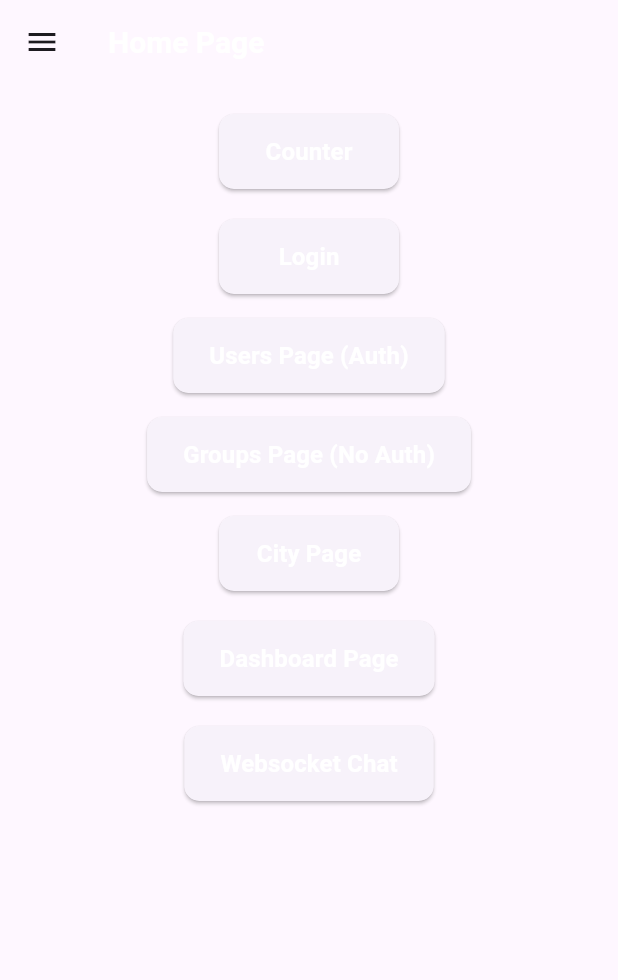
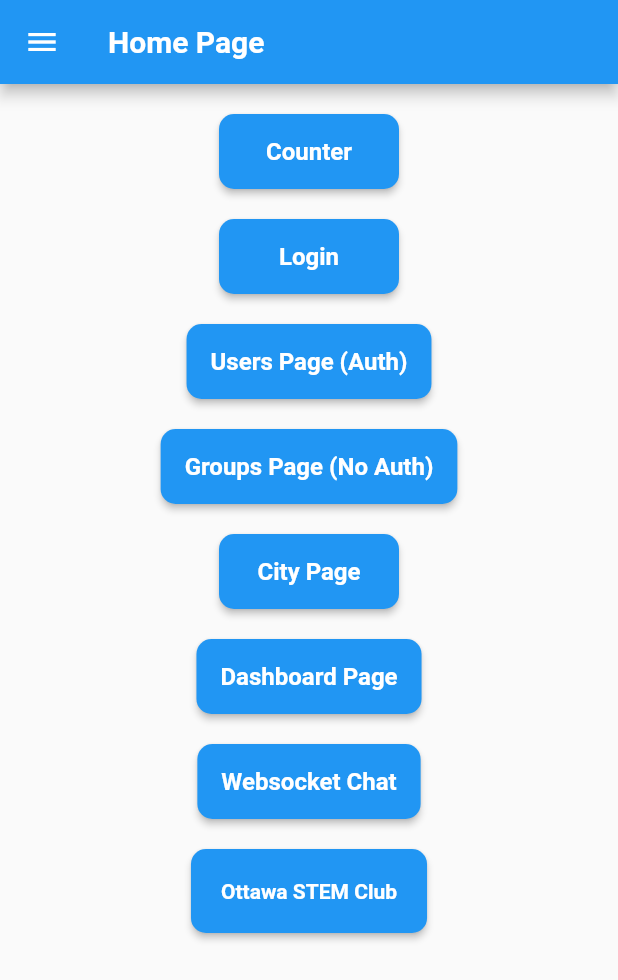
Before and after one commit to OttawaSTEM/flutter_admin, a Flutter app: the screen it shows after launch, on a phone screen of 412 x 824 dp. Shown: the top 980 px of the screen. Run offline on Flutter 3.47's test engine with Material 3 defaults, Android fonts, the phone set to English and light mode, and no system bars; our stand-ins replace flutter_dotenv, flutter_svg, get, get_storage, google_fonts, google_sign_in and 1 more.

Commit message:
add custom button

```diff
--- a/lib/lang/languages.dart
+++ b/lib/lang/languages.dart
@@ -1,5 +1,5 @@
 import 'package:flutter/material.dart';
-import 'package:flutter_boilerplate/lang/zh_cn.dart';
+import 'package:flutter_admin/lang/zh_cn.dart';
 import 'package:get/get.dart';
 
 import 'en_us.dart';
--- a/lib/main.dart
+++ b/lib/main.dart
@@ -1,8 +1,8 @@
-import 'dart:io';
+// import 'dart:io';
 
-import 'package:flutter/foundation.dart';
+// import 'package:flutter/foundation.dart';
 import 'package:flutter/material.dart';
-import 'package:flutter/services.dart';
+// import 'package:flutter/services.dart';
 import 'package:flutter_dotenv/flutter_dotenv.dart';
 import 'package:get/get.dart';
 import 'package:get_storage/get_storage.dart';
@@ -12,9 +12,9 @@ import 'routes/app_routes.dart';
 
 Future main() async {
   // Let's Encrypt Certificate Handshake Expired Error
-  WidgetsFlutterBinding.ensureInitialized();
-  ByteData data = await PlatformAssetBundle().load('assets/ca/lets-encrypt-r3.pem');
-  SecurityContext.defaultContext.setTrustedCertificatesBytes(data.buffer.asUint8List());
+  // WidgetsFlutterBinding.ensureInitialized();
+  // ByteData data = await PlatformAssetBundle().load('assets/ca/lets-encrypt-r3.pem');
+  // SecurityContext.defaultContext.setTrustedCertificatesBytes(data.buffer.asUint8List());
 
   await GetStorage.init();
   await dotenv.load(fileName: 'assets/local.env');
@@ -27,15 +27,11 @@ class App extends StatelessWidget {
   @override
   Widget build(BuildContext context) {
     return GetMaterialApp(
-      // https://flutter.github.io/samples/web/material_3_demo/#/
-      // theme: ThemeData(
-      //   colorScheme: ColorScheme.fromSwatch(primarySwatch: Colors.blue),
-      //   useMaterial3: true,
-
-      //   brightness: Brightness.light,
-      //   primarySwatch: Colors.blue,
-      //   colorSchemeSeed: Colors.blue,
-      // ),
+      theme: ThemeData(
+        useMaterial3: false,
+        primarySwatch: Colors.blue,
+        // colorSchemeSeed: const Color.fromRGBO(33, 150, 243, 0),
+      ),
       debugShowCheckedModeBanner: false,
       translations: Languages(),
       locale: Get.deviceLocale,
--- a/lib/pages/home/ui/home.dart
+++ b/lib/pages/home/ui/home.dart
@@ -4,9 +4,10 @@ import 'package:google_fonts/google_fonts.dart';
 
 import '../../drawer/controller/drawer_controller.dart';
 import '../../drawer/ui/drawer_ui.dart';
+import '../../../widgets/custom_button.dart';
 
 class HomePage extends StatelessWidget {
-  HomePage({Key? key}) : super(key: key);
+  HomePage({super.key});
   final GlobalKey<ScaffoldState> _scaffoldKey = GlobalKey<ScaffoldState>();
   final SideDrawerController controller = Get.put(SideDrawerController());
 
@@ -15,6 +16,7 @@ class HomePage extends StatelessWidget {
     return Scaffold(
       key: _scaffoldKey,
       appBar: AppBar(
+        backgroundColor: Theme.of(context).colorScheme.primary,
         title: Text(
           'Home Page'.tr,
           style: GoogleFonts.roboto(
@@ -74,7 +76,7 @@ class HomePage extends StatelessWidget {
                 )),
               )),
             ),
-            const SizedBox(height: 16),
+            const SizedBox(height: 20),
             SizedBox(
               height: 50,
               child: (Center(
@@ -94,7 +96,7 @@ class HomePage extends StatelessWidget {
                 )),
               )),
             ),
-            const SizedBox(height: 16),
+            const SizedBox(height: 20),
             SizedBox(
               height: 50,
               child: (Center(
@@ -114,7 +116,7 @@ class HomePage extends StatelessWidget {
                 )),
               )),
             ),
-            const SizedBox(height: 16),
+            const SizedBox(height: 20),
             SizedBox(
               height: 50,
               child: (Center(
@@ -174,6 +176,13 @@ class HomePage extends StatelessWidget {
                 )),
               )),
             ),
+            const SizedBox(height: 20),
+            CustomButton(
+              platform: 'Ottawa STEM Club',
+              onPressed: () {
+                // Button on pressed action
+              },
+            ),
           ],
         ),
       ),
--- /dev/null
+++ b/lib/widgets/custom_button.dart
@@ -0,0 +1,45 @@
+import 'package:flutter/material.dart';
+import 'package:get/get.dart';
+
+class CustomButton extends StatelessWidget {
+  final String platform;
+  final VoidCallback onPressed;
+
+  const CustomButton({
+    super.key,
+    required this.platform,
+    required this.onPressed,
+  });
+
+  @override
+  Widget build(BuildContext context) {
+    return Center(
+      child: Column(
+        mainAxisAlignment: MainAxisAlignment.center,
+        children: [
+          // Text("Press the below button to follow me on $platform"),
+          ElevatedButton(
+            style: ElevatedButton.styleFrom(
+              padding: const EdgeInsets.fromLTRB(20, 20, 20, 20),
+              shape: RoundedRectangleBorder(borderRadius: BorderRadius.circular(10)),
+            ),
+            // style: OutlinedButton.styleFrom(foregroundColor: Colors.green),
+            onPressed: () {
+              ScaffoldMessenger.of(context).showSnackBar(
+                SnackBar(
+                  content: Text("Pressed Follow on $platform button"),
+                  duration: const Duration(seconds: 5),
+                ),
+              );
+              onPressed();
+            },
+            child: Text(
+              platform.tr,
+              style: const TextStyle(fontWeight: FontWeight.bold),
+            ),
+          ),
+        ],
+      ),
+    );
+  }
+}
--- a/lib/widgets/textfield.dart
+++ b/lib/widgets/textfield.dart
@@ -1,5 +1,5 @@
 import 'package:flutter/material.dart';
-import 'package:flutter_boilerplate/constants/colors.dart';
+import 'package:flutter_admin/constants/colors.dart';
 
 class TextFieldWidget extends StatelessWidget {
   final Function onChange;
```
Also changed, not shown: pubspec.yaml (+5 -5 lines), pubspec.lock, 5 other files.
